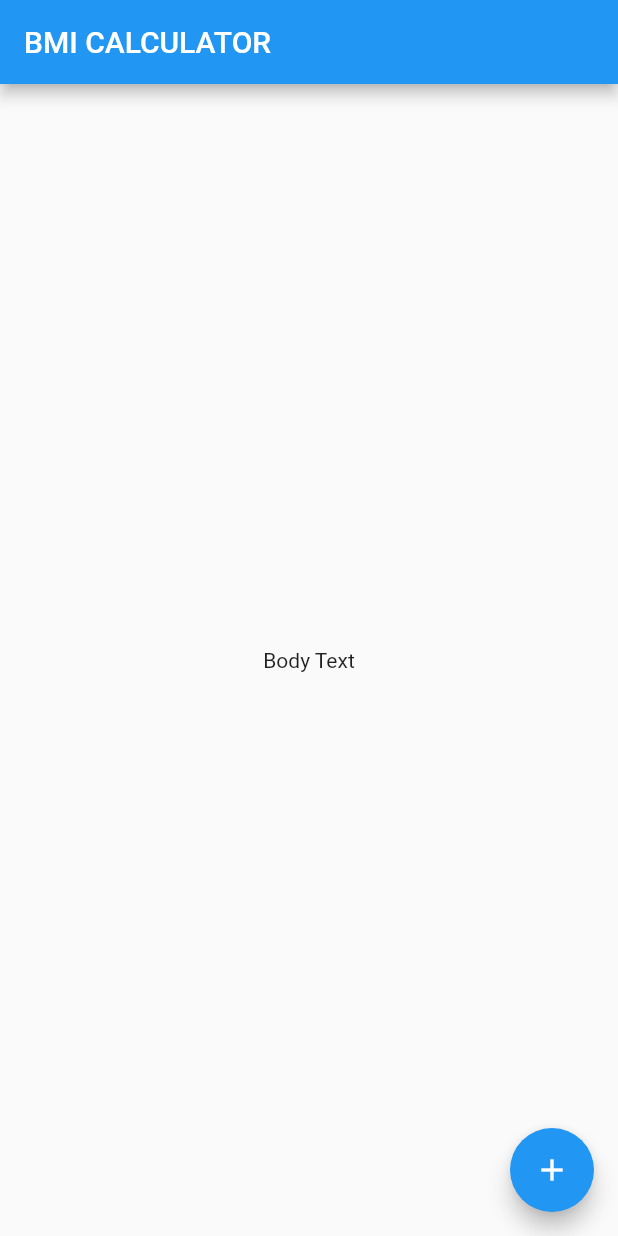
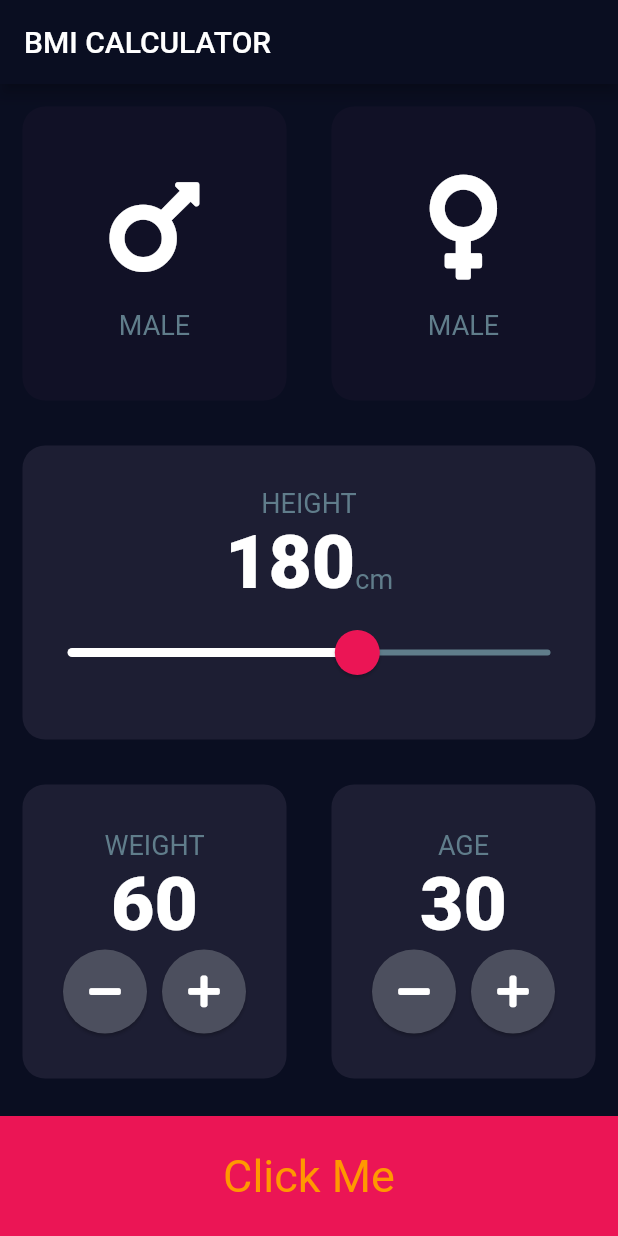
Before and after one commit to KavishkaRathnaweera/bmi-calculator, a Flutter app: the screen it shows after launch, on a phone screen of 412 x 824 dp. Run offline on Flutter 3.47's test engine with Material 2 defaults, Android fonts, the phone set to English and light mode, and no system bars; our stand-ins replace font_awesome_flutter.

Commit message:
Finished BMI calculator

```diff
--- /dev/null
+++ b/lib/Calculator.dart
@@ -0,0 +1,32 @@
+import 'dart:math';
+
+class Calculator {
+  Calculator({this.height, this.weight});
+  final int height;
+  final int weight;
+  double _bmi;
+  String CalcBMI() {
+    _bmi = weight / pow(height / 100, 2);
+    return _bmi.toStringAsFixed(1);
+  }
+
+  String getStatus() {
+    if (_bmi >= 25.0) {
+      return 'OverWeight';
+    } else if (_bmi >= 18.0) {
+      return 'Normal';
+    } else {
+      return 'UnderWeight';
+    }
+  }
+
+  String getDescription() {
+    if (_bmi >= 25.0) {
+      return 'Reduce tour weight';
+    } else if (_bmi >= 18.0) {
+      return 'Keep it up';
+    } else {
+      return 'Increase weight';
+    }
+  }
+}
--- /dev/null
+++ b/lib/Constants.dart
@@ -0,0 +1,21 @@
+import 'package:flutter/material.dart';
+
+const kactiveCardColor = Color(0xFF1D1E33);
+const kinactiveCardColor = Color(0xFF111126);
+const kbottomBarHeight = 80.0;
+const kbottomBarColor = Color(0xFFEB1555);
+
+const klabelTextStyle = TextStyle(
+  color: Colors.blueGrey,
+  fontSize: 18.0,
+);
+
+const knumberTextStyle = TextStyle(
+  fontSize: 50,
+  fontWeight: FontWeight.w900,
+);
+
+enum Gender {
+  Male,
+  Female,
+}
--- /dev/null
+++ b/lib/ContainerCard.dart
@@ -0,0 +1,28 @@
+import 'package:flutter/material.dart';
+
+class ReusableContainerCard extends StatelessWidget {
+  // const ReusableContainerCard({
+  //   Key key,
+  // }) : super(key: key);
+  ReusableContainerCard({this.clr, this.childCard, this.onPress});
+  final Color clr;
+  final Widget childCard;
+  final Function onPress;
+
+  @override
+  Widget build(BuildContext context) {
+    return GestureDetector(
+      onTap: () {
+        onPress();
+      },
+      child: Container(
+        child: childCard,
+        margin: EdgeInsets.all(15.0),
+        decoration: BoxDecoration(
+          borderRadius: BorderRadius.circular(15),
+          color: clr,
+        ),
+      ),
+    );
+  }
+}
--- /dev/null
+++ b/lib/IconCard.dart
@@ -0,0 +1,29 @@
+import 'package:flutter/material.dart';
+import 'Constants.dart';
+
+class reusableIconText extends StatelessWidget {
+  reusableIconText({this.name, this.icon});
+  final String name;
+  final IconData icon;
+
+  @override
+  Widget build(BuildContext context) {
+    return Column(
+      mainAxisAlignment: MainAxisAlignment.center,
+      children: [
+        Icon(
+          icon,
+          size: 80.0,
+          color: Colors.white,
+        ),
+        SizedBox(
+          height: 15.0,
+        ),
+        Text(
+          name,
+          style: klabelTextStyle,
+        ),
+      ],
+    );
+  }
+}
--- /dev/null
+++ b/lib/InputPage.dart
@@ -0,0 +1,256 @@
+import 'package:flutter/material.dart';
+import 'package:font_awesome_flutter/font_awesome_flutter.dart';
+import 'ContainerCard.dart';
+import 'IconCard.dart';
+import 'Constants.dart';
+import 'Calculator.dart';
+import 'package:bmi_calculator/Results_page.dart';
+
+class InputPage extends StatefulWidget {
+  @override
+  _InputPageState createState() => _InputPageState();
+}
+
+class _InputPageState extends State<InputPage> {
+  Gender selectedGender;
+  int selectedHeight = 180;
+  int selectedWeight = 60;
+  int selectedAge = 30;
+  @override
+  Widget build(BuildContext context) {
+    return Scaffold(
+        appBar: AppBar(
+          title: Text('BMI CALCULATOR'),
+        ),
+        body: Column(
+          crossAxisAlignment: CrossAxisAlignment.stretch,
+          children: [
+            Expanded(
+                child: Row(
+              children: [
+                Expanded(
+                  child: ReusableContainerCard(
+                    onPress: () {
+                      setState(() {
+                        selectedGender = Gender.Male;
+                      });
+                    },
+                    clr: selectedGender == Gender.Male
+                        ? kactiveCardColor
+                        : kinactiveCardColor,
+                    childCard: reusableIconText(
+                      name: 'MALE',
+                      icon: FontAwesomeIcons.mars,
+                    ),
+                  ),
+                ),
+                Expanded(
+                  child: ReusableContainerCard(
+                    onPress: () {
+                      setState(() {
+                        selectedGender = Gender.Female;
+                      });
+                    },
+                    clr: selectedGender == Gender.Female
+                        ? kactiveCardColor
+                        : kinactiveCardColor,
+                    childCard: reusableIconText(
+                      name: 'MALE',
+                      icon: FontAwesomeIcons.venus,
+                    ),
+                  ),
+                ),
+              ],
+            )),
+            Expanded(
+              child: ReusableContainerCard(
+                clr: kactiveCardColor,
+                childCard: Column(
+                  mainAxisAlignment: MainAxisAlignment.center,
+                  children: [
+                    Text(
+                      'HEIGHT',
+                      style: klabelTextStyle,
+                    ),
+                    Row(
+                      mainAxisAlignment: MainAxisAlignment.center,
+                      crossAxisAlignment: CrossAxisAlignment.baseline,
+                      textBaseline: TextBaseline.alphabetic,
+                      children: [
+                        Text(
+                          selectedHeight.toString(),
+                          style: knumberTextStyle,
+                        ),
+                        Text(
+                          'cm',
+                          style: klabelTextStyle,
+                        ),
+                      ],
+                    ),
+                    SliderTheme(
+                      data: SliderTheme.of(context).copyWith(
+                        activeTrackColor: Colors.white,
+                        thumbColor: kbottomBarColor,
+                        overlayColor: Color(0x29EB1555),
+                        thumbShape:
+                            RoundSliderThumbShape(enabledThumbRadius: 15.0),
+                        overlayShape:
+                            RoundSliderOverlayShape(overlayRadius: 30.0),
+                      ),
+                      child: Slider(
+                        value: selectedHeight.toDouble(),
+                        min: 120.0,
+                        max: 220.0,
+                        inactiveColor: Colors.blueGrey,
+                        onChanged: (double newValue) {
+                          setState(() {
+                            selectedHeight = newValue.round();
+                          });
+                        },
+                      ),
+                    )
+                  ],
+                ),
+              ),
+            ),
+            Expanded(
+                child: Row(
+              children: [
+                Expanded(
+                  child: ReusableContainerCard(
+                    clr: kactiveCardColor,
+                    childCard: Column(
+                      mainAxisAlignment: MainAxisAlignment.center,
+                      children: [
+                        Text(
+                          'WEIGHT',
+                          style: klabelTextStyle,
+                        ),
+                        Text(
+                          selectedWeight.toString(),
+                          style: knumberTextStyle,
+                        ),
+                        Row(
+                          mainAxisAlignment: MainAxisAlignment.center,
+                          children: [
+                            RoundIconButton(
+                              icon: FontAwesomeIcons.minus,
+                              onClickButton: () {
+                                setState(() {
+                                  selectedWeight--;
+                                });
+                              },
+                            ),
+                            SizedBox(width: 10.0),
+                            RoundIconButton(
+                              icon: FontAwesomeIcons.plus,
+                              onClickButton: () {
+                                setState(() {
+                                  selectedWeight++;
+                                });
+                              },
+                            ),
+                          ],
+                        ),
+                      ],
+                    ),
+                  ),
+                ),
+                Expanded(
+                  child: ReusableContainerCard(
+                    clr: kactiveCardColor,
+                    childCard: Column(
+                      mainAxisAlignment: MainAxisAlignment.center,
+                      children: [
+                        Text(
+                          'AGE',
+                          style: klabelTextStyle,
+                        ),
+                        Text(
+                          selectedAge.toString(),
+                          style: knumberTextStyle,
+                        ),
+                        Row(
+                          mainAxisAlignment: MainAxisAlignment.center,
+                          children: [
+                            RoundIconButton(
+                              icon: FontAwesomeIcons.minus,
+                              onClickButton: () {
+                                setState(() {
+                                  selectedAge--;
+                                });
+                              },
+                            ),
+                            SizedBox(width: 10.0),
+                            RoundIconButton(
+                              icon: FontAwesomeIcons.plus,
+                              onClickButton: () {
+                                setState(() {
+                                  selectedAge++;
+                                });
+                              },
+                            ),
+                          ],
+                        ),
+                      ],
+                    ),
+                  ),
+                ),
+              ],
+            )),
+            GestureDetector(
+              onTap: () {
+                Calculator calc =
+                    Calculator(height: selectedHeight, weight: selectedWeight);
+                print(calc.CalcBMI());
+                //Navigator.pushNamed(context, '/result');
+                Navigator.push(
+                  context,
+                  MaterialPageRoute(
+                    builder: (context) => Results(
+                        bmi: calc.CalcBMI(),
+                        weightStatus: calc.getStatus(),
+                        weightdesc: calc.getDescription()),
+                  ),
+                );
+              },
+              child: Container(
+                color: kbottomBarColor,
+                margin: EdgeInsets.only(top: 10.0),
+                width: double.infinity,
+                height: kbottomBarHeight,
+                child: Center(
+                  child: Text(
+                    'Click Me',
+                    style: TextStyle(
+                      color: Colors.orange,
+                      fontSize: 30.0,
+                    ),
+                  ),
+                ),
+              ),
+            )
+          ],
+        ));
+  }
+}
+
+class RoundIconButton extends StatelessWidget {
+  RoundIconButton({this.icon, this.onClickButton});
+  final IconData icon;
+  final Function onClickButton;
+  @override
+  Widget build(BuildContext context) {
+    return RawMaterialButton(
+      onPressed: onClickButton,
+      shape: CircleBorder(),
+      fillColor: Color(0xFF4C4F5E),
+      child: Icon(
+        icon,
+        color: Colors.white,
+      ),
+      constraints: BoxConstraints.tightFor(width: 56.0, height: 56.0),
+      elevation: 1.0,
+    );
+  }
+}
--- a/lib/main.dart
+++ b/lib/main.dart
@@ -1,4 +1,6 @@
 import 'package:flutter/material.dart';
+import 'InputPage.dart';
+import 'Results_page.dart';
 
 void main() => runApp(BMICalculator());
 
@@ -6,29 +8,26 @@ class BMICalculator extends StatelessWidget {
   @override
   Widget build(BuildContext context) {
     return MaterialApp(
+      theme: ThemeData(
+        // ThemeData.dark().copyWith( do same as below with basic implementation of dark theme)
+        primaryColor: Color(0xFF0A0E21),
+        scaffoldBackgroundColor: Color(0xFF0A0E21),
+        accentColor: Colors.green,
+        textTheme: TextTheme(
+          bodyText2: TextStyle(
+            color: Colors.white,
+          ),
+        ),
+      ),
       home: InputPage(),
     );
   }
 }
 
-class InputPage extends StatefulWidget {
-  @override
-  _InputPageState createState() => _InputPageState();
-}
-
-class _InputPageState extends State<InputPage> {
-  @override
-  Widget build(BuildContext context) {
-    return Scaffold(
-      appBar: AppBar(
-        title: Text('BMI CALCULATOR'),
-      ),
-      body: Center(
-        child: Text('Body Text'),
-      ),
-      floatingActionButton: FloatingActionButton(
-        child: Icon(Icons.add),
-      ),
-    );
-  }
-}
+/*
+initialRoute: '/',
+      routes: {
+        '/': (context) => InputPage(),
+        '/result': (context) => Results(),
+      },
+ */
--- a/pubspec.yaml
+++ b/pubspec.yaml
@@ -11,6 +11,7 @@ dependencies:
     sdk: flutter
 
   cupertino_icons: ^0.1.2
+  font_awesome_flutter: ^9.1.0
 
 dev_dependencies:
   flutter_test:
```
Also changed, not shown: lib/Results_page.dart (added, +112 -0 lines), back to prev screen.jpg (added), go to another screen.jpg (added), name root define in main dart.jpg (added), use name root in other classes.jpg (added).
